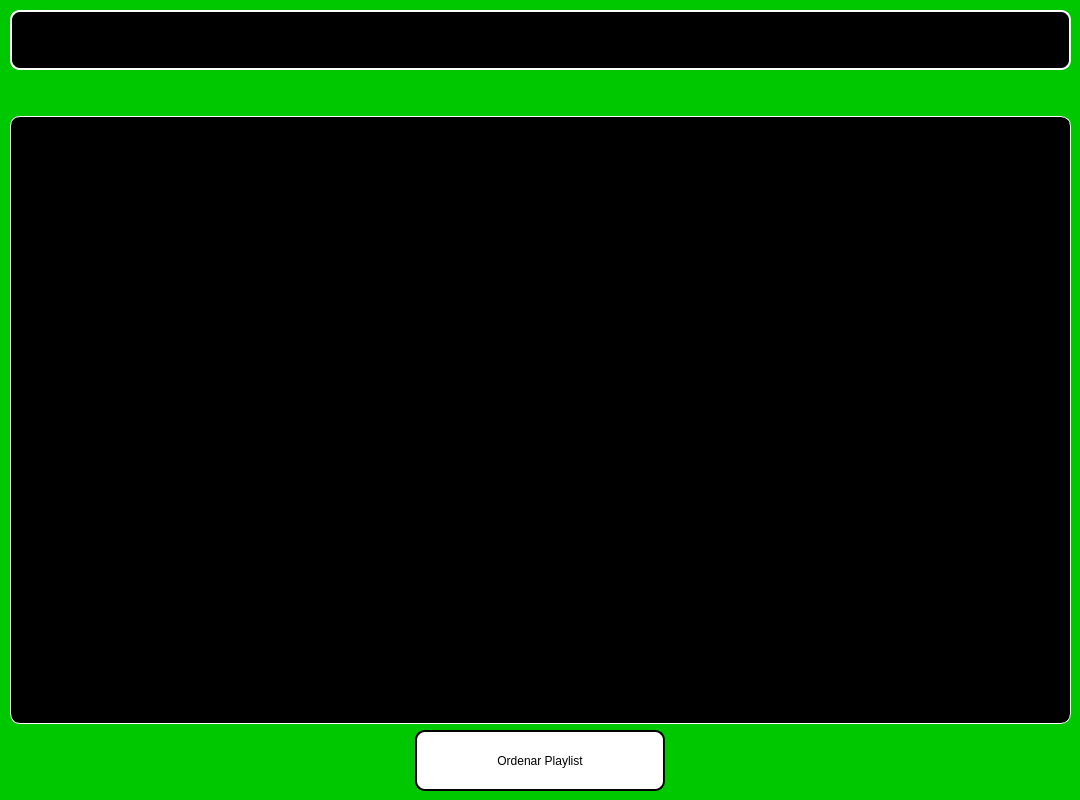
Before: the Qt Designer form frontend/ventana_ordenadas2.ui in iangrosssan/Sorter-Spotify, drawn with Qt 5.
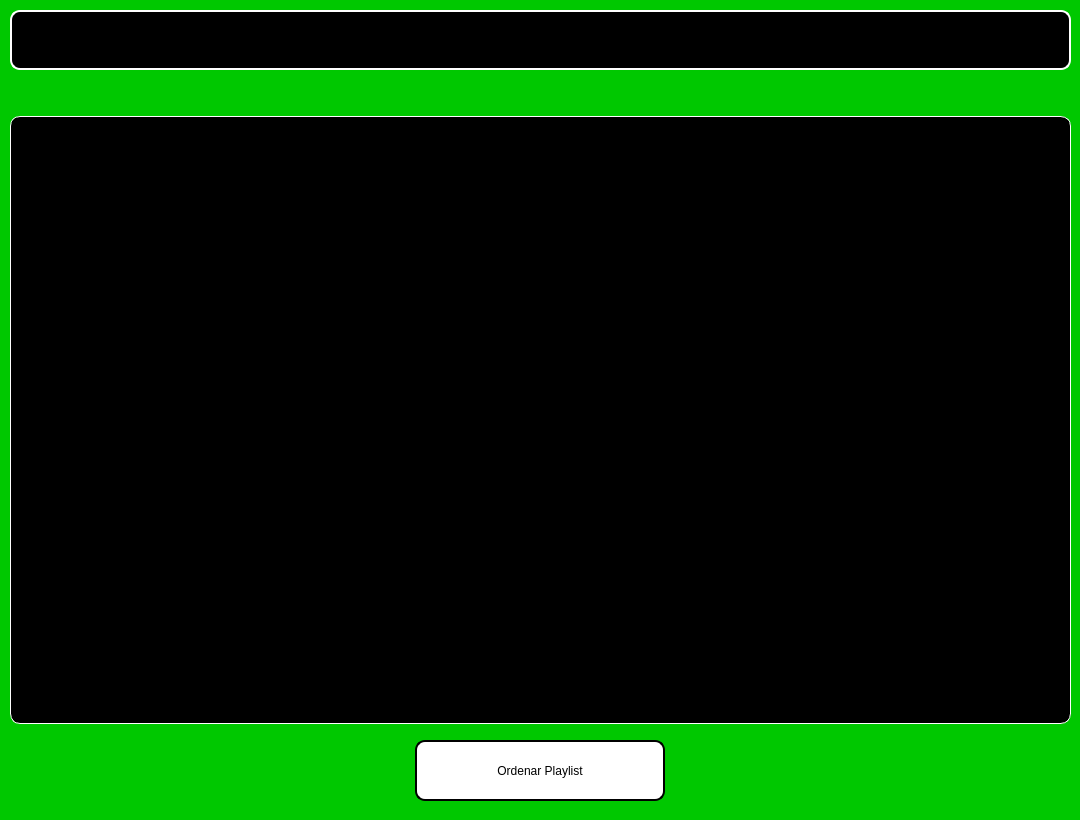
After: the same form once the commit is applied.

Patch:
```diff
--- a/frontend/ventana_ordenadas2.ui
+++ b/frontend/ventana_ordenadas2.ui
@@ -7,7 +7,7 @@
     <x>0</x>
     <y>0</y>
     <width>1080</width>
-    <height>800</height>
+    <height>820</height>
    </rect>
   </property>
   <property name="windowTitle">
@@ -22,7 +22,7 @@
      <x>10</x>
      <y>10</y>
      <width>1061</width>
-     <height>781</height>
+     <height>791</height>
     </rect>
    </property>
    <layout class="QVBoxLayout" name="verticalLayout">
@@ -126,6 +126,22 @@
       </item>
      </layout>
     </item>
+    <item>
+     <spacer name="verticalSpacer_2">
+      <property name="orientation">
+       <enum>Qt::Vertical</enum>
+      </property>
+      <property name="sizeType">
+       <enum>QSizePolicy::Fixed</enum>
+      </property>
+      <property name="sizeHint" stdset="0">
+       <size>
+        <width>20</width>
+        <height>10</height>
+       </size>
+      </property>
+     </spacer>
+    </item>
     <item>
      <layout class="QHBoxLayout" name="horizontalLayout_2">
       <item>
```
